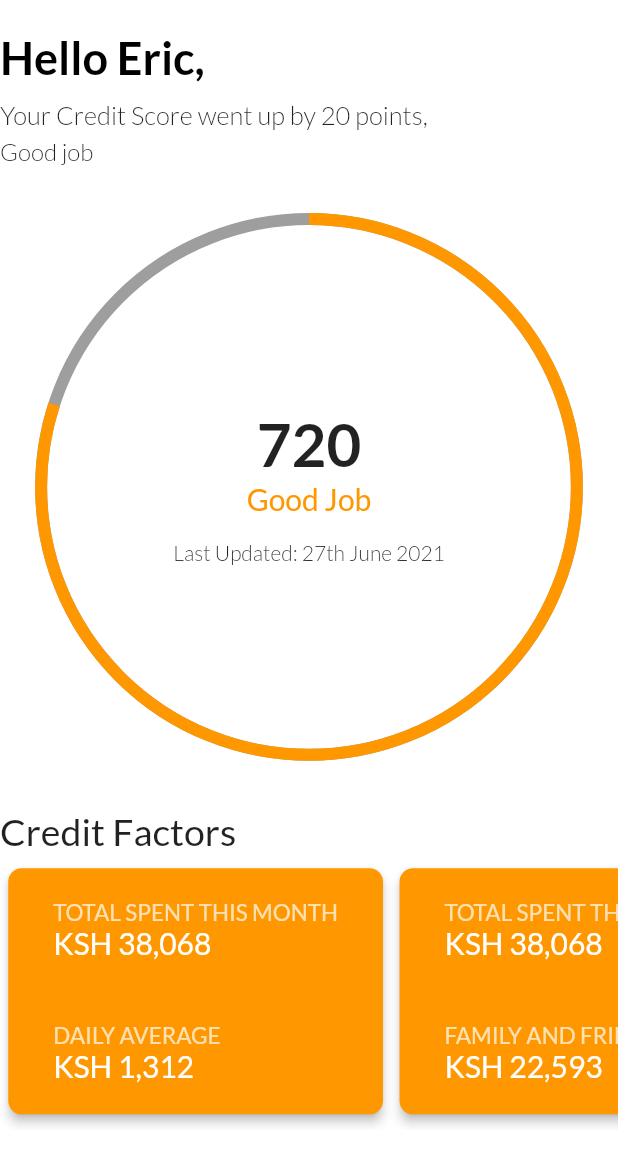
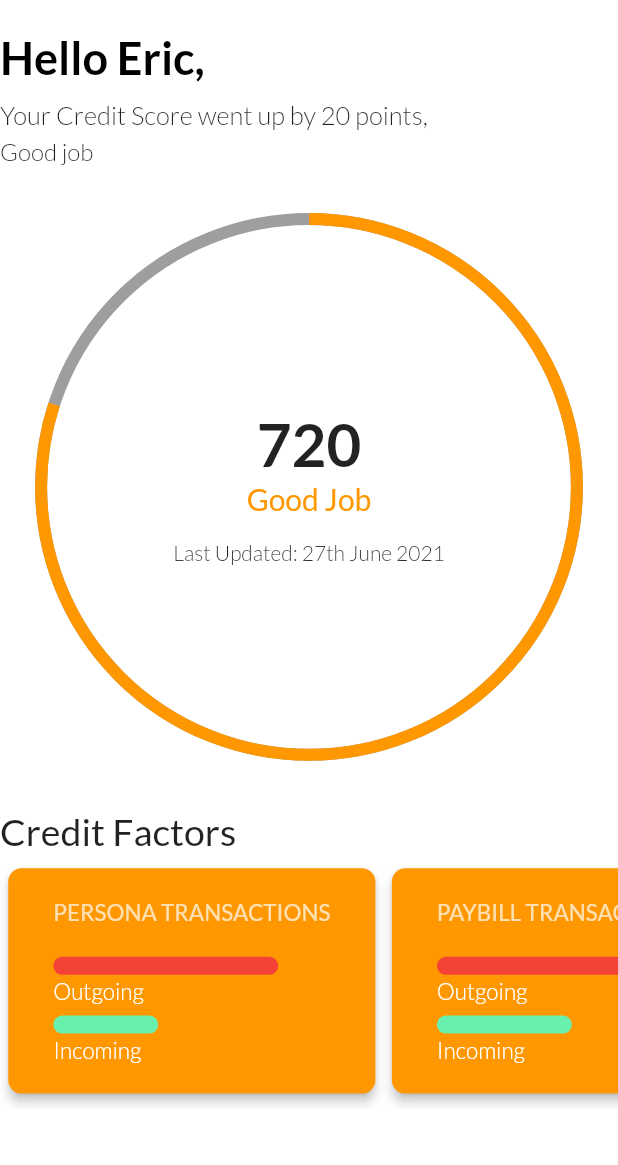
Before and after one commit to CarltonK/kweli-score, a Flutter app: the SimbaDash widget shown alone on an empty page, opened directly, on a phone screen of 412 x 824 dp. Shown: the top 1165 px of the screen. Run offline on Flutter 3.47's test engine with Material 2 defaults, Android fonts, the phone set to English and light mode, and no system bars; our stand-ins replace animated_bottom_navigation_bar, firebase_analytics, firebase_core, firebase_crashlytics, firebase_messaging, flutter_spinkit and 4 more; accounts and stored records are empty.

Commit message:
KS-44 #comment Animated Containers on Simba page

```diff
--- a/lib/screens/home/screens/dashboard/simba_dash.dart
+++ b/lib/screens/home/screens/dashboard/simba_dash.dart
@@ -54,40 +54,60 @@ class SimbaDash extends StatelessWidget {
                         crossAxisAlignment: CrossAxisAlignment.start,
                         children: [
                           Text(
-                            'TOTAL SPENT THIS MONTH',
+                            'PERSONA TRANSACTIONS',
                             style: TextStyle(
                               fontWeight: FontWeight.normal,
                               fontSize: 15,
                               color: Colors.white70,
                             ),
                           ),
+                          Divider(height: 1),
+                          const SizedBox(
+                            height: 20,
+                          ),
+                          AnimatedContainer(
+                            duration: Constants.fluidDuration,
+                            height: 12,
+                            width: 150,
+                            decoration: BoxDecoration(
+                              borderRadius: BorderRadius.circular(12),
+                              color: Colors.red,
+                            ),
+                          ),
+                          SizedBox(
+                            height: getProportionateScreenHeight(2),
+                          ),
                           Text(
-                            'KSH 38,068',
+                            'Outgoing',
                             style: TextStyle(
-                              fontWeight: FontWeight.w400,
-                              fontSize: 20,
+                              fontWeight: FontWeight.w300,
+                              fontSize: 15,
                               color: Colors.white,
                             ),
                           ),
-                          const SizedBox(
-                            height: 40,
+                          SizedBox(
+                            height: getProportionateScreenHeight(7),
+                          ),
+                          AnimatedContainer(
+                            duration: Constants.fluidDuration,
+                            height: 12,
+                            width: 70,
+                            decoration: BoxDecoration(
+                              borderRadius: BorderRadius.circular(12),
+                              color: Colors.greenAccent,
+                            ),
+                          ),
+                          SizedBox(
+                            height: getProportionateScreenHeight(2),
                           ),
                           Text(
-                            'DAILY AVERAGE',
+                            'Incoming',
                             style: TextStyle(
-                              fontWeight: FontWeight.normal,
+                              fontWeight: FontWeight.w300,
                               fontSize: 15,
-                              color: Colors.white70,
+                              color: Colors.white,
                             ),
                           ),
-                          Text(
-                            'KSH 1,312',
-                            style: TextStyle(
-                              fontWeight: FontWeight.w400,
-                              fontSize: 20,
-                              color: Colors.white,
-                            ),
-                          )
                         ],
                       ),
                     ),
@@ -122,40 +142,60 @@ class SimbaDash extends StatelessWidget {
                         crossAxisAlignment: CrossAxisAlignment.start,
                         children: [
                           Text(
-                            'TOTAL SPENT THIS MONTH',
+                            'PAYBILL TRANSACTIONS',
                             style: TextStyle(
                               fontWeight: FontWeight.normal,
                               fontSize: 15,
                               color: Colors.white70,
                             ),
                           ),
+                          Divider(height: 1),
+                          const SizedBox(
+                            height: 20,
+                          ),
+                          AnimatedContainer(
+                            duration: Constants.fluidDuration,
+                            height: 12,
+                            width: 130,
+                            decoration: BoxDecoration(
+                              borderRadius: BorderRadius.circular(12),
+                              color: Colors.red,
+                            ),
+                          ),
+                          SizedBox(
+                            height: getProportionateScreenHeight(2),
+                          ),
                           Text(
-                            'KSH 38,068',
+                            'Outgoing',
                             style: TextStyle(
-                              fontWeight: FontWeight.w400,
-                              fontSize: 20,
+                              fontWeight: FontWeight.w300,
+                              fontSize: 15,
                               color: Colors.white,
                             ),
                           ),
-                          const SizedBox(
-                            height: 40,
+                          SizedBox(
+                            height: getProportionateScreenHeight(7),
+                          ),
+                          AnimatedContainer(
+                            duration: Constants.fluidDuration,
+                            height: 12,
+                            width: 90,
+                            decoration: BoxDecoration(
+                              borderRadius: BorderRadius.circular(12),
+                              color: Colors.greenAccent,
+                            ),
+                          ),
+                          SizedBox(
+                            height: getProportionateScreenHeight(2),
                           ),
                           Text(
-                            'FAMILY AND FRIENDS',
+                            'Incoming',
                             style: TextStyle(
-                              fontWeight: FontWeight.normal,
+                              fontWeight: FontWeight.w300,
                               fontSize: 15,
-                              color: Colors.white70,
+                              color: Colors.white,
                             ),
                           ),
-                          Text(
-                            'KSH 22,593',
-                            style: TextStyle(
-                              fontWeight: FontWeight.w400,
-                              fontSize: 20,
-                              color: Colors.white,
-                            ),
-                          )
                         ],
                       ),
                     ),
```
